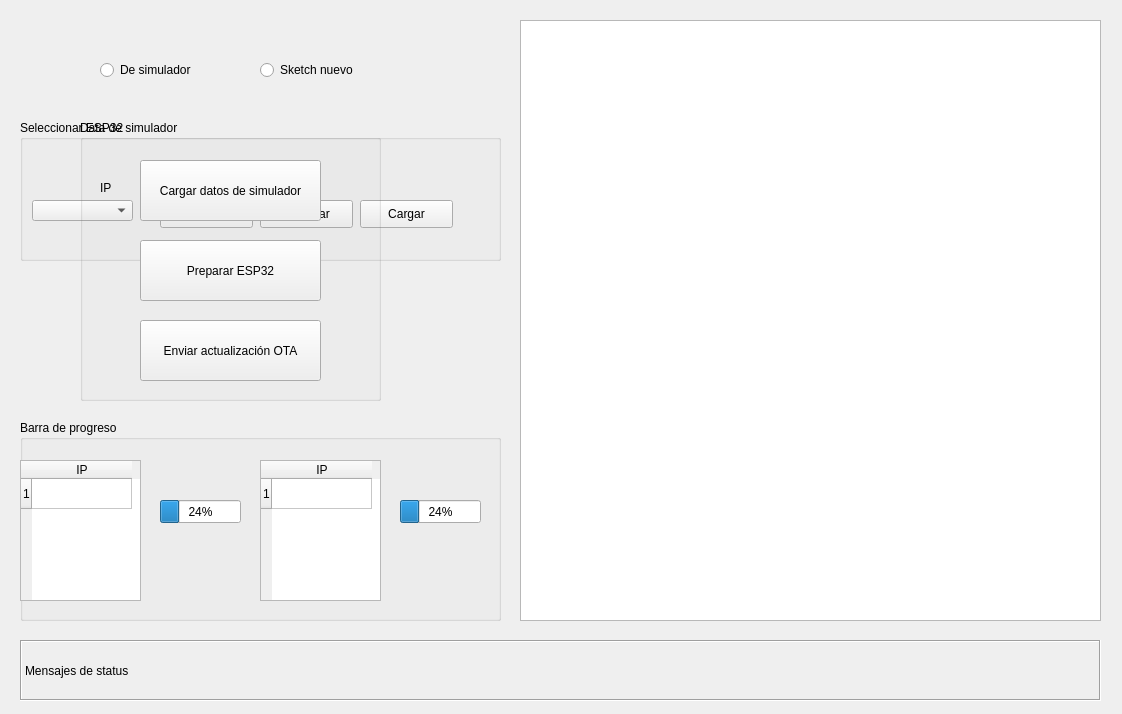
pu19249/robotat-gui, file src/ota_tab.ui: the form before one commit.
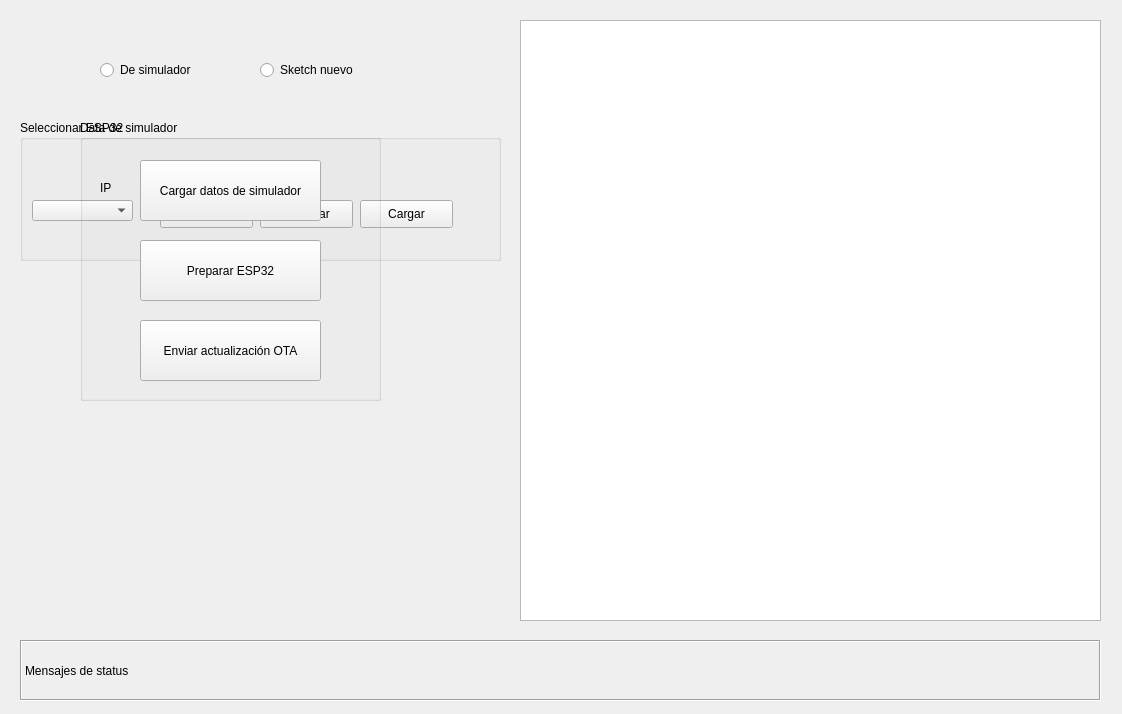
The form after the commit.

The edit to the form file:
```diff
--- a/src/ota_tab.ui
+++ b/src/ota_tab.ui
@@ -13,98 +13,6 @@
   <property name="windowTitle">
    <string>Form</string>
   </property>
-  <widget class="QGroupBox" name="progress_bar_group">
-   <property name="geometry">
-    <rect>
-     <x>20</x>
-     <y>420</y>
-     <width>481</width>
-     <height>201</height>
-    </rect>
-   </property>
-   <property name="title">
-    <string>Barra de progreso</string>
-   </property>
-   <widget class="QProgressBar" name="progressBar">
-    <property name="geometry">
-     <rect>
-      <x>140</x>
-      <y>80</y>
-      <width>81</width>
-      <height>23</height>
-     </rect>
-    </property>
-    <property name="value">
-     <number>24</number>
-    </property>
-   </widget>
-   <widget class="QLabel" name="label_2">
-    <property name="geometry">
-     <rect>
-      <x>40</x>
-      <y>40</y>
-      <width>55</width>
-      <height>16</height>
-     </rect>
-    </property>
-    <property name="text">
-     <string/>
-    </property>
-   </widget>
-   <widget class="QTableWidget" name="ESP_IP">
-    <property name="geometry">
-     <rect>
-      <x>0</x>
-      <y>40</y>
-      <width>121</width>
-      <height>141</height>
-     </rect>
-    </property>
-    <row>
-     <property name="text">
-      <string>1</string>
-     </property>
-    </row>
-    <column>
-     <property name="text">
-      <string>IP</string>
-     </property>
-    </column>
-   </widget>
-   <widget class="QTableWidget" name="ESP_IP_2">
-    <property name="geometry">
-     <rect>
-      <x>240</x>
-      <y>40</y>
-      <width>121</width>
-      <height>141</height>
-     </rect>
-    </property>
-    <row>
-     <property name="text">
-      <string>1</string>
-     </property>
-    </row>
-    <column>
-     <property name="text">
-      <string>IP</string>
-     </property>
-    </column>
-   </widget>
-   <widget class="QProgressBar" name="progressBar_2">
-    <property name="geometry">
-     <rect>
-      <x>380</x>
-      <y>80</y>
-      <width>81</width>
-      <height>23</height>
-     </rect>
-    </property>
-    <property name="value">
-     <number>24</number>
-    </property>
-   </widget>
-  </widget>
   <widget class="QGroupBox" name="new_sketch_group">
    <property name="enabled">
     <bool>true</bool>
```
